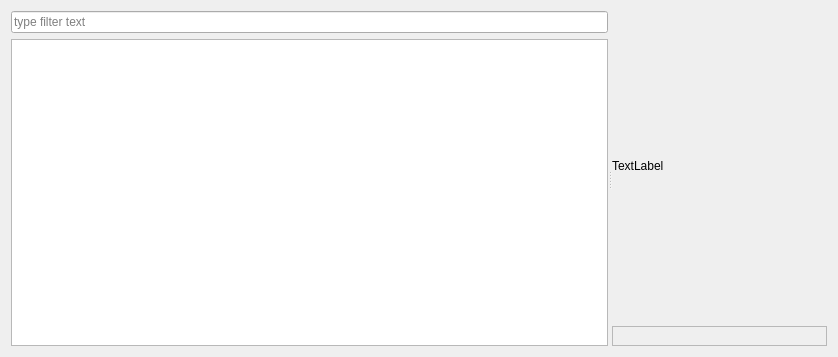
Old version of the form Forms/SettingsWindow.ui in the repository iatanasov77/qvocabulary.
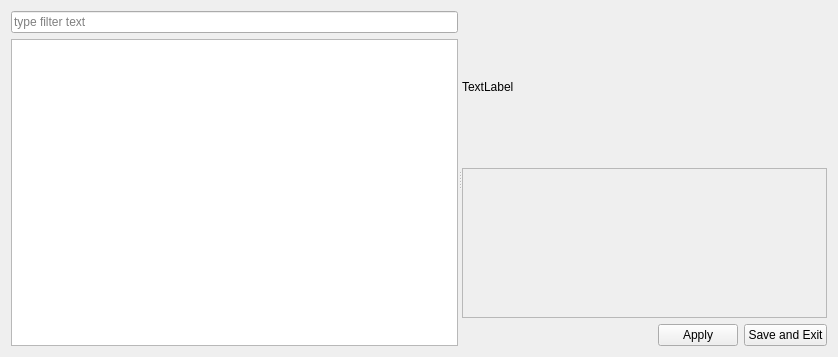
New version of the form.

Diff of the .ui file:
```diff
--- a/Forms/SettingsWindow.ui
+++ b/Forms/SettingsWindow.ui
@@ -45,10 +45,10 @@
        </item>
       </layout>
      </widget>
-     <widget class="QWidget" name="layoutWidget">
-      <layout class="QVBoxLayout" name="verticalLayout_2" stretch="8,0">
+     <widget class="QWidget" name="">
+      <layout class="QVBoxLayout" name="verticalLayout_2">
        <item>
-        <layout class="QHBoxLayout" name="horizontalLayout">
+        <layout class="QHBoxLayout" name="horizontalLayout_2">
          <item>
           <widget class="QLabel" name="settingsTitle">
            <property name="text">
@@ -86,6 +86,37 @@
          </layout>
         </widget>
        </item>
+       <item>
+        <layout class="QHBoxLayout" name="horizontalLayout">
+         <item>
+          <spacer name="horizontalSpacer_2">
+           <property name="orientation">
+            <enum>Qt::Horizontal</enum>
+           </property>
+           <property name="sizeHint" stdset="0">
+            <size>
+             <width>40</width>
+             <height>20</height>
+            </size>
+           </property>
+          </spacer>
+         </item>
+         <item>
+          <widget class="QPushButton" name="btnApply">
+           <property name="text">
+            <string>Apply</string>
+           </property>
+          </widget>
+         </item>
+         <item>
+          <widget class="QPushButton" name="btnSaveAndExit">
+           <property name="text">
+            <string>Save and Exit</string>
+           </property>
+          </widget>
+         </item>
+        </layout>
+       </item>
       </layout>
      </widget>
     </widget>
```
